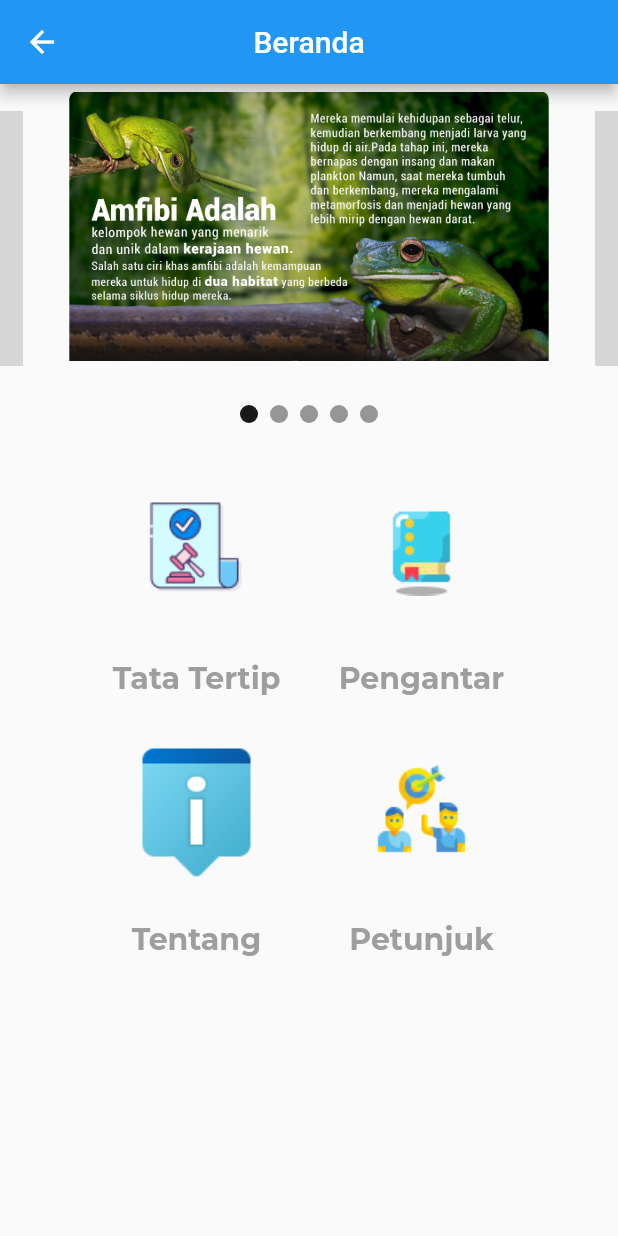
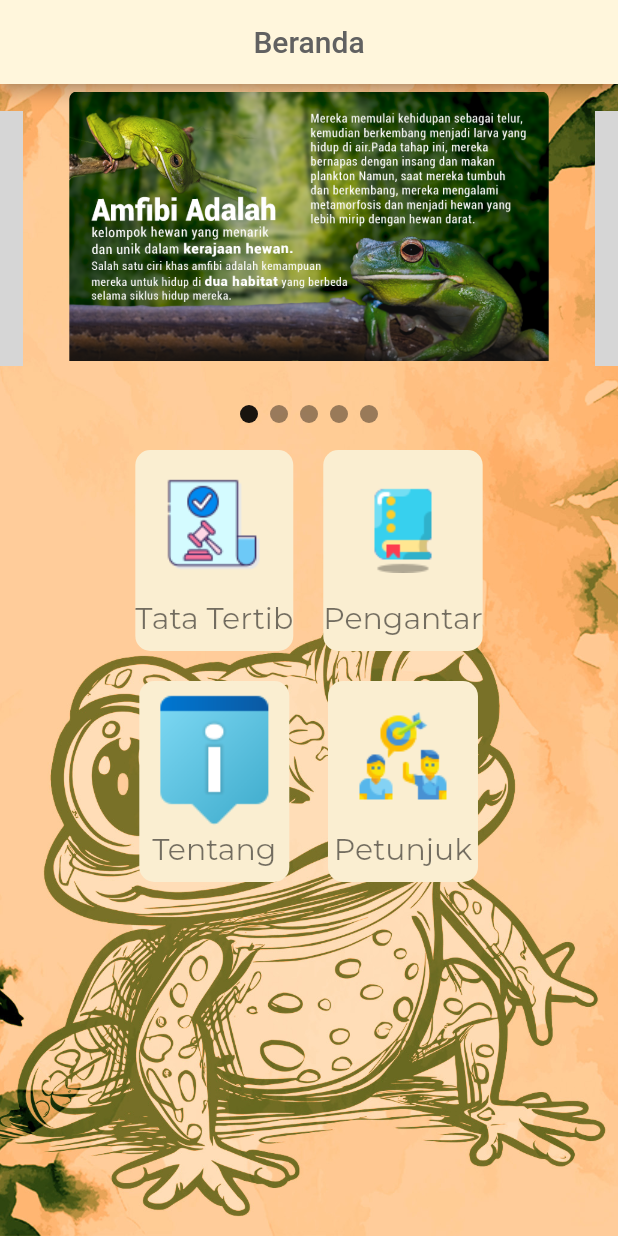
Before and after one commit to ashkhfi/TAKSAWANKU, a Flutter app: the Beranda screen opened directly, on a phone screen of 412 x 824 dp. Run offline on Flutter 3.47's test engine with Material 2 defaults, Android fonts, the phone set to English and light mode, and no system bars; drawn by our look-alikes of carousel_slider; our stand-ins replace chewie, video_player, webview_flutter; missing offline and left inert: syncfusion_flutter_pdfviewer; project files that could hold a hidden picture were left out; grey boxes are pictures that could not be loaded.

Commit message:
menambahkan onboarding, menerapkan color palette, update konten

```diff
--- a/lib/pages/Beranda.dart
+++ b/lib/pages/Beranda.dart
@@ -48,7 +48,8 @@ class _BerandaState extends State<Beranda> {
                             end: Alignment.topCenter,
                           ),
                         ),
-                        ))
+                      ),
+                    ),
                   ],
                 ),
               ),
@@ -60,10 +61,23 @@ class _BerandaState extends State<Beranda> {
   Widget build(BuildContext context) {
     return Scaffold(
       appBar: AppBar(
-        title: const Text("Beranda"),
+        title:  Text(
+          "Beranda",
+          style: TextStyle(color:Colors.grey[700]),
+        ),
+        automaticallyImplyLeading: false,
+        backgroundColor: Color(0xFFFFF6DC),
         centerTitle: true,
       ),
-      body: Column(
+      body: Container(
+        decoration: BoxDecoration(
+          image: DecorationImage(
+            image: AssetImage(
+                'assets/bg.jpg'), // Ganti dengan path gambar latar belakang Anda
+            fit: BoxFit.cover,
+          ),
+        ),
+        child: Column(
           children: [
             Column(
               children: [
@@ -97,7 +111,8 @@ class _BerandaState extends State<Beranda> {
                                       Brightness.dark
                                   ? Colors.white
                                   : Colors.black)
-                              .withOpacity(_current == entry.key ? 0.9 : 0.4)),
+                              .withOpacity(_current == entry.key ? 0.9 : 0.4),
+                        ),
                       ),
                     );
                   }).toList(),
@@ -114,19 +129,15 @@ class _BerandaState extends State<Beranda> {
                   children: [
                     Column(
                       mainAxisSize: MainAxisSize.min,
-                    mainAxisAlignment: MainAxisAlignment.end,
-                    crossAxisAlignment: CrossAxisAlignment.end,
                       children: [
-                      IconText(context, "assets/Tatatertib.png", "Tata Tertip",
-                          'assets/file/tatip.pdf'),
+                        IconText(context, "assets/Tatatertib.png",
+                            "Tata Tertib", 'assets/file/tatip.pdf'),
                         IconText(context, "assets/tentang.png", "Tentang",
                             'assets/file/tentang.pdf'),
                       ],
                     ),
                     Column(
                       mainAxisSize: MainAxisSize.min,
-                    mainAxisAlignment: MainAxisAlignment.end,
-                    crossAxisAlignment: CrossAxisAlignment.end,
                       children: [
                         IconText(context, "assets/Pengantar.png", "Pengantar",
                             'assets/file/kata_pengantar.pdf'),
@@ -140,27 +151,13 @@ class _BerandaState extends State<Beranda> {
             ),
           ],
         ),
+      ),
     );
   }
 }
 
 class GlobalContextService {
   static GlobalKey<NavigatorState> navigatorKey = GlobalKey<NavigatorState>();
-}
-
-Widget dialogBeranda(String text) {
-  return Dialog(
-    child: SizedBox(
-      width: 200,
-      height: 300,
-      child: Center(
-        child: Text(
-          text,
-          style: const TextStyle(fontSize: 30),
-        ),
-      ),
-    ),
-  );
 }
 
 Widget IconText(
@@ -173,19 +170,26 @@ Widget IconText(
             builder: (context) => ViewPdf(title: title, file: file)),
       );
     },
+    child: Container(
+      margin: EdgeInsets.all(10),
+      decoration: BoxDecoration(
+          color: Color(0xFFFAEED1), borderRadius: BorderRadius.circular(10)),
       child: Column(
         children: [
           Image(
             image: AssetImage(assets),
-          width: 150,
-          height: 150,
+            width: 100,
+            height: 100,
           ),
           Text(
             title,
-          style: const TextStyle(
-              fontSize: 20, fontWeight: FontWeight.bold, color: Colors.grey),
+            style: const TextStyle(fontSize: 20, color: Colors.black54),
+          ),
+          SizedBox(
+            height: 10,
           )
         ],
       ),
+    ),
   );
 }
--- a/lib/pages/ViewPDF.dart
+++ b/lib/pages/ViewPDF.dart
@@ -20,7 +20,7 @@ class _ViewPdfState extends State<ViewPdf> {
       appBar: AppBar(title: Text(widget.title)),
       backgroundColor: Colors.white,
       body: Container(
-        height: MediaQuery.sizeOf(context).height - 400,
+        height: MediaQuery.sizeOf(context).height,
         child: SfPdfViewer.asset(
           widget.file,
         ),
--- a/pubspec.yaml
+++ b/pubspec.yaml
@@ -45,6 +45,7 @@ dependencies:
   pdfx: ^2.5.0
   syncfusion_flutter_pdfviewer: ^23.1.44
   carousel_slider: ^4.2.1
+  flutter_circular_text: ^0.3.1
 
 
 dev_dependencies:
@@ -92,6 +93,9 @@ flutter:
     - assets/Tatatertib.png
     - assets/tentang.png
     - assets/tujuan.png
+    - assets/logo.png
+    - assets/onboarding.jpg
+    - assets/bg.jpg
   #   - images/a_dot_ham.jpeg
   # flutter_native_splash-development.yaml
 
```
Also changed, not shown: lib/main.dart (+12 -10 lines), lib/pages/Materi.dart (+22 -3 lines), lib/pages/Video.dart (+22 -28 lines), lib/pages/onboarding.dart (added, +113 -0 lines), assets/bg.jpg (added), assets/logo.png (added), assets/onboarding.jpg (added), pubspec.lock, 8 other files. Lines whose indentation alone changed are shown as unchanged.
